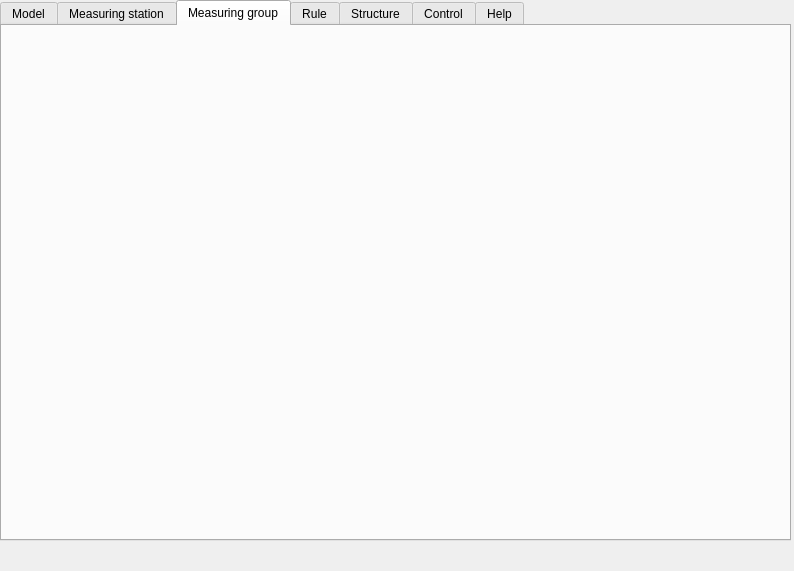
First picture: the form in ui/control_structures_dockwidget.ui, repository nens/threedi-results-analysis, before the edit.
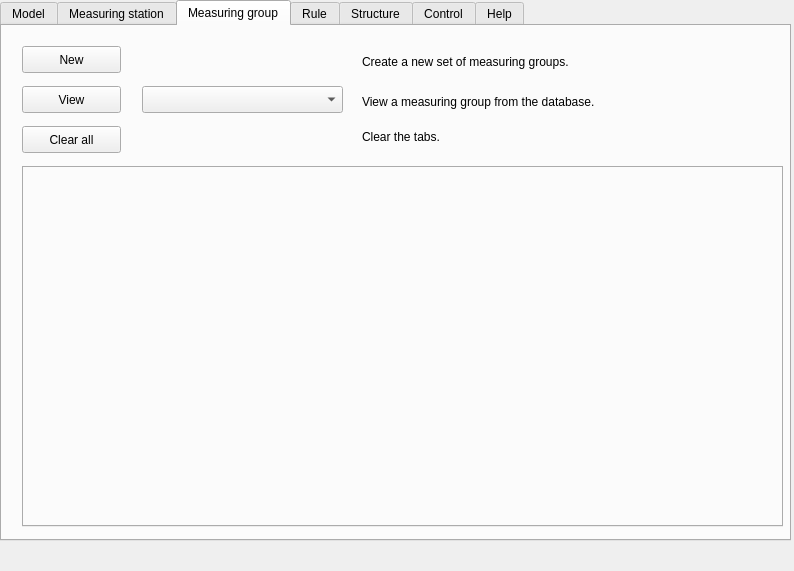
Second picture: the form after the edit. The open tabs and pages were chosen to show the change.

Commit message: Populate Measuring group tab. (#183)

Patch:
```diff
--- a/ui/control_structures_dockwidget.ui
+++ b/ui/control_structures_dockwidget.ui
@@ -154,6 +154,116 @@
      <attribute name="title">
       <string>Measuring group</string>
      </attribute>
+     <widget class="QPushButton" name="pushbutton_input_measuring_group_new">
+      <property name="geometry">
+       <rect>
+        <x>20</x>
+        <y>20</y>
+        <width>99</width>
+        <height>27</height>
+       </rect>
+      </property>
+      <property name="text">
+       <string>New</string>
+      </property>
+     </widget>
+     <widget class="QLabel" name="label_input_measuring_group_new">
+      <property name="geometry">
+       <rect>
+        <x>360</x>
+        <y>20</y>
+        <width>361</width>
+        <height>31</height>
+       </rect>
+      </property>
+      <property name="text">
+       <string>Create a new set of measuring groups.</string>
+      </property>
+     </widget>
+     <widget class="QPushButton" name="pushbutton_input_measuring_group_view">
+      <property name="geometry">
+       <rect>
+        <x>20</x>
+        <y>60</y>
+        <width>99</width>
+        <height>27</height>
+       </rect>
+      </property>
+      <property name="text">
+       <string>View</string>
+      </property>
+     </widget>
+     <widget class="QComboBox" name="combobox_input_measuring_group_view">
+      <property name="geometry">
+       <rect>
+        <x>140</x>
+        <y>60</y>
+        <width>201</width>
+        <height>27</height>
+       </rect>
+      </property>
+     </widget>
+     <widget class="QLabel" name="label_input_measuring_group_view">
+      <property name="geometry">
+       <rect>
+        <x>360</x>
+        <y>60</y>
+        <width>361</width>
+        <height>31</height>
+       </rect>
+      </property>
+      <property name="text">
+       <string>View a measuring group from the database.</string>
+      </property>
+     </widget>
+     <widget class="QPushButton" name="pushbutton_input_measuring_group_clear">
+      <property name="geometry">
+       <rect>
+        <x>20</x>
+        <y>100</y>
+        <width>99</width>
+        <height>27</height>
+       </rect>
+      </property>
+      <property name="text">
+       <string>Clear all</string>
+      </property>
+     </widget>
+     <widget class="QLabel" name="label_input_measuring_group_clear">
+      <property name="geometry">
+       <rect>
+        <x>360</x>
+        <y>100</y>
+        <width>371</width>
+        <height>21</height>
+       </rect>
+      </property>
+      <property name="text">
+       <string>Clear the tabs.</string>
+      </property>
+     </widget>
+     <widget class="QTabWidget" name="tab_measuring_group_view_2">
+      <property name="geometry">
+       <rect>
+        <x>20</x>
+        <y>140</y>
+        <width>761</width>
+        <height>361</height>
+       </rect>
+      </property>
+      <property name="autoFillBackground">
+       <bool>false</bool>
+      </property>
+      <property name="currentIndex">
+       <number>-1</number>
+      </property>
+      <property name="tabsClosable">
+       <bool>true</bool>
+      </property>
+      <property name="movable">
+       <bool>true</bool>
+      </property>
+     </widget>
     </widget>
     <widget class="QWidget" name="tab_rule">
      <attribute name="title">
```
